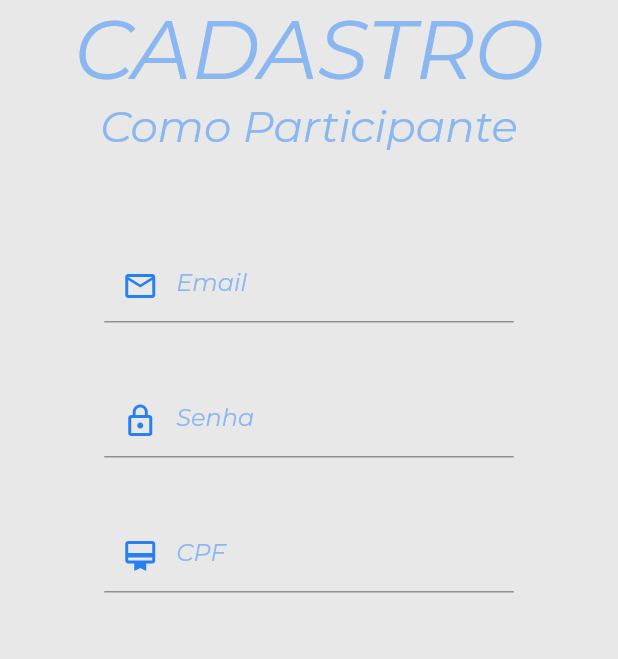
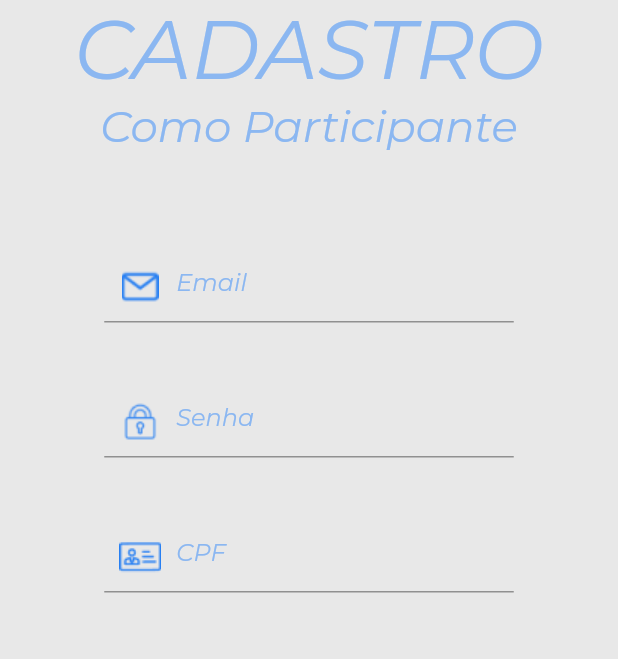
Before and after one commit to Felipe-Takayuki/Omni, a Flutter app: the CadastroTela screen opened directly, on a phone screen of 412 x 824 dp. Shown: the part 221-880 px from the top of the screen. Run offline on Flutter 3.47's test engine with Material 2 defaults, Android fonts, the phone set to English and light mode, and no system bars.

Commit message:
atualização de icons, e alguns testes

```diff
--- a/lib/pages/PageCadastro.dart
+++ b/lib/pages/PageCadastro.dart
@@ -1,10 +1,11 @@
 import 'package:flutter/material.dart';
 import 'package:omnipresent_test/pages/PageLogin.dart';
 import 'package:omnipresent_test/pages/perfil.dart';
+import 'package:omnipresent_test/pages/trueHomePage.dart';
 import 'package:omnipresent_test/widgets/TextField.dart';
 
 class CadastroTela extends StatefulWidget {
-  const CadastroTela({ Key? key }) : super(key: key);
+  const CadastroTela({Key? key}) : super(key: key);
 
   @override
   _CadastroTelaState createState() => _CadastroTelaState();
@@ -12,6 +13,9 @@ class CadastroTela extends StatefulWidget {
 
 class _CadastroTelaState extends State<CadastroTela> {
   final TextEditingController texto = TextEditingController();
+  final TextEditingController senha = TextEditingController();
+  final TextEditingController CPF = TextEditingController();
+
   @override
   Widget build(BuildContext context) {
     return Scaffold(
@@ -19,66 +23,104 @@ class _CadastroTelaState extends State<CadastroTela> {
         child: SingleChildScrollView(
           reverse: true,
           child: Container(
-            color:  Color.fromRGBO(232, 232, 232, 1),
+            color: Color.fromRGBO(232, 232, 232, 1),
             child: Center(
               child: Column(
                 children: [
                   Padding(
-                            padding: const EdgeInsets.only(top: 22.32, right: 31, left: 43, bottom: 63),
+                    padding: const EdgeInsets.only(
+                        top: 22.32, right: 31, left: 43, bottom: 63),
                     child: Image.asset(
                       'assets/images/logotitle.png',
                       width: 286,
                       height: 62,
                     ),
                   ),
-
-                                 Center(child: Padding(
+                  Center(
+                      child: Padding(
                     padding: const EdgeInsets.only(top: 0, bottom: 0),
-                                   child: Text('CADASTRO' , style: TextStyle(fontSize: 55, fontFamily: 'Montserrat', color: Color.fromRGBO(139, 183, 241, 1)),),
+                    child: Text(
+                      'CADASTRO',
+                      style: TextStyle(
+                        fontSize: 55,
+                        fontFamily: 'Montserrat',
+                        color: Color.fromRGBO(139, 183, 241, 1),
+                        fontWeight: FontWeight.w400,
+                        fontStyle: FontStyle.normal,
+                      ),
+                    ),
                   )),
                   Padding(
                     padding: const EdgeInsets.only(top: 0, bottom: 65),
-                                   child: Center(child: Text('Como Participante' , style: TextStyle(fontSize: 29, fontFamily: 'Montserrat', wordSpacing:0.01, color: Color.fromRGBO(139, 183, 241, 1) ),)),
+                    child: Center(
+                        child: Text(
+                      'Como Participante',
+                      style: TextStyle(
+                          fontSize: 29,
+                          fontFamily: 'Montserrat',
+                          color: Color.fromRGBO(139, 183, 241, 1),
+                          fontWeight: FontWeight.w400,
+                          fontStyle: FontStyle.normal),
+                    )),
                   ),
                   Padding(
                     padding: const EdgeInsets.only(bottom: 42),
-                              child: TextFieldPerosnalizado(tipo: 'Email', o: false,icone: Icons.email_outlined, textocontrolado: texto ,),
+                    child: TextFieldPerosnalizado(
+                      tipo: 'Email',
+                      o: false,
+                      textocontrolado: texto,
+                      icone: "assets/images/image 5.png",
                     ),
-
+                  ),
                   Padding(
                     padding: const EdgeInsets.only(bottom: 42),
-                              child: TextFieldPerosnalizado(tipo: 'Senha', o: true, icone: Icons.lock_outline,),
+                    child: TextFieldPerosnalizado(
+                        tipo: 'Senha',
+                        textocontrolado: senha,
+                        o: true,
+                        icone: "assets/images/image 4.png"),
                   ),
-
-                            TextFieldPerosnalizado(tipo: 'CPF', o: false, icone: Icons.card_membership ,),
+                  TextFieldPerosnalizado(
+                    tipo: 'CPF',
+                    textocontrolado: CPF,
+                    o: false,
+                    icone: "assets/images/cartao-de-visitas 1.png",
+                  ),
                   SizedBox(
                     height: 44,
                   ),
-
                   Padding(
                     padding: const EdgeInsets.only(bottom: 24),
                     child: ElevatedButton(
                       onPressed: () {
-
-
-
                         Navigator.of(context).push(MaterialPageRoute(
-                              builder: (context) => LoginPage()));
-
+                            builder: (context) => HomeEvents()));
                       },
                       child: Text(
                         'Confirmar',
-                                  style: TextStyle(fontSize: 16, fontWeight: FontWeight.w400),
+                        style: TextStyle(
+                            fontSize: 16, fontWeight: FontWeight.w400),
                       ),
-                                style: ElevatedButton.styleFrom(fixedSize: Size(217, 44), shape: RoundedRectangleBorder(borderRadius: BorderRadius.circular(25), )),
+                      style: ElevatedButton.styleFrom(
+                          fixedSize: Size(217, 44),
+                          shape: RoundedRectangleBorder(
+                            borderRadius: BorderRadius.circular(25),
+                          )),
                     ),
                   ),
                   Padding(
                     padding: const EdgeInsets.only(bottom: 62),
-                              child: TextButton(onPressed: (){}, child: Text('Voltar' , style: TextStyle(fontSize: 16, fontWeight: FontWeight.w400, color: Color.fromRGBO(139, 183, 241, 1), decoration: TextDecoration.underline),)),
+                    child: TextButton(
+                        onPressed: () {},
+                        child: Text(
+                          'Voltar',
+                          style: TextStyle(
+                              fontSize: 16,
+                              fontWeight: FontWeight.w400,
+                              color: Color.fromRGBO(139, 183, 241, 1),
+                              decoration: TextDecoration.underline),
+                        )),
                   )
-
-
                 ],
               ),
             ),
@@ -86,6 +128,5 @@ class _CadastroTelaState extends State<CadastroTela> {
         ),
       ),
     );
-
   }
 }
--- a/lib/pages/PageLogin.dart
+++ b/lib/pages/PageLogin.dart
@@ -70,12 +70,12 @@ class _LoginPageState extends State<LoginPage> {
               ),
                            const Padding(
                               padding:   EdgeInsets.only(bottom: 42),
-                              child: TextFieldPerosnalizado(tipo: 'CPF', o: false,icone: Icons.email_outlined,),
+                              child: TextFieldPerosnalizado(tipo: 'CPF', o: false,icone: "assets/images/cartao-de-visitas 1.png",),
                             ),
 
                             const Padding(
                              padding:  EdgeInsets.only(bottom: 42),
-                              child: TextFieldPerosnalizado(tipo: 'Senha', o: true, icone: Icons.lock_outline,),
+                              child: TextFieldPerosnalizado(tipo: 'Senha', o: true, icone:"assets/images/image 4.png",),
                             ),
 
 
--- a/lib/widgets/TextField.dart
+++ b/lib/widgets/TextField.dart
@@ -1,37 +1,75 @@
-
 import 'package:flutter/material.dart';
 
 class TextFieldPerosnalizado extends StatelessWidget {
-  const TextFieldPerosnalizado({ Key? key, required this.tipo, required this.o, required this.icone,  this.textocontrolado }) : super(key: key);
+  const TextFieldPerosnalizado(
+      {Key? key,
+      required this.tipo,
+      required this.o,
+      this.icone,
+      this.textocontrolado})
+      : super(key: key);
   final String tipo;
   final bool o;
   final dynamic icone;
   final dynamic textocontrolado;
+
   @override
   Widget build(BuildContext context) {
-    return  SizedBox(
+    return SizedBox(
         width: 273,
-                        child: TextField(
-                            controller:textocontrolado ,
-                          obscureText:o ,
+        child: TextFormField(
+          controller: textocontrolado,
+          obscureText: o,
           decoration: InputDecoration(
-
             prefixIcon: SizedBox(
-                                width: 25, height: 25,
-                                child: Icon(icone,
-                                    color: Color.fromRGBO(39, 127, 242, 1),
-
-                                    ),
+              width: 25,
+              height: 25,
+              child: Image.asset(icone),
             ),
             hintText: tipo,
             hintStyle: TextStyle(
                 color: Color.fromRGBO(139, 183, 241, 1),
                 fontSize: 16,
                 fontWeight: FontWeight.w400,
-                                  fontFamily: 'Montserrat'
-                                  ),
-
+                fontFamily: 'Montserrat'),
           ),
         ));
   }
 }
+
+class TextFormFieldPersonalizado extends StatefulWidget {
+  const TextFormFieldPersonalizado({super.key});
+
+  @override
+  State<TextFormFieldPersonalizado> createState() =>
+      _TextFormFieldPersonalizadoState();
+}
+
+final _formKey = GlobalKey<FormState>();
+
+class _TextFormFieldPersonalizadoState
+    extends State<TextFormFieldPersonalizado> {
+  @override
+  Widget build(BuildContext context) {
+    return Form(
+      key: _formKey,
+      child: TextFormField(
+
+
+        decoration: InputDecoration(
+          prefixIcon: SizedBox(
+            width: 25,
+            height: 25,
+            child: Image.asset(""),
+          ),
+          hintText: "tipo",
+          hintStyle: TextStyle(
+              color: Color.fromRGBO(139, 183, 241, 1),
+              fontSize: 16,
+              fontWeight: FontWeight.w400,
+              fontFamily: 'Montserrat'),
+        ),
+      ),
+    );
+  }
+}
```
Also changed, not shown: lib/pages/PageHome.dart (deleted, +0 -50 lines), lib/pages/trueHomePage.dart (added, +24 -0 lines), assets/images/cartao-de-visitas 1.png (added), assets/images/image 4.png (added), assets/images/image 5.png (added). Lines whose indentation alone changed are shown as unchanged.
